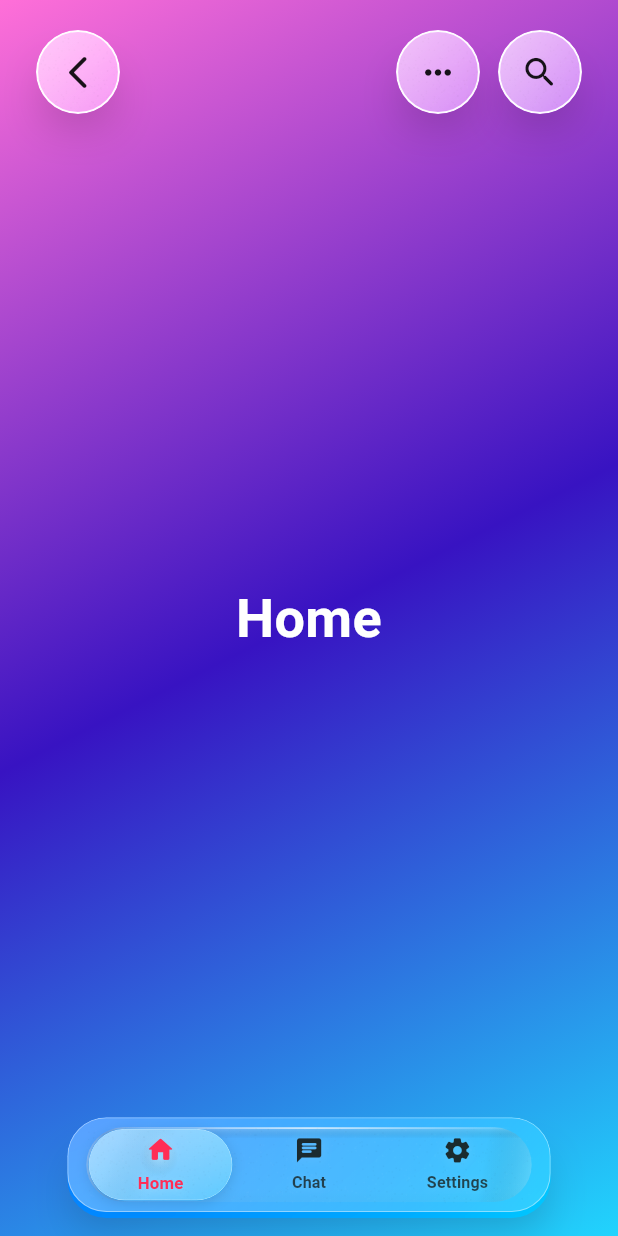
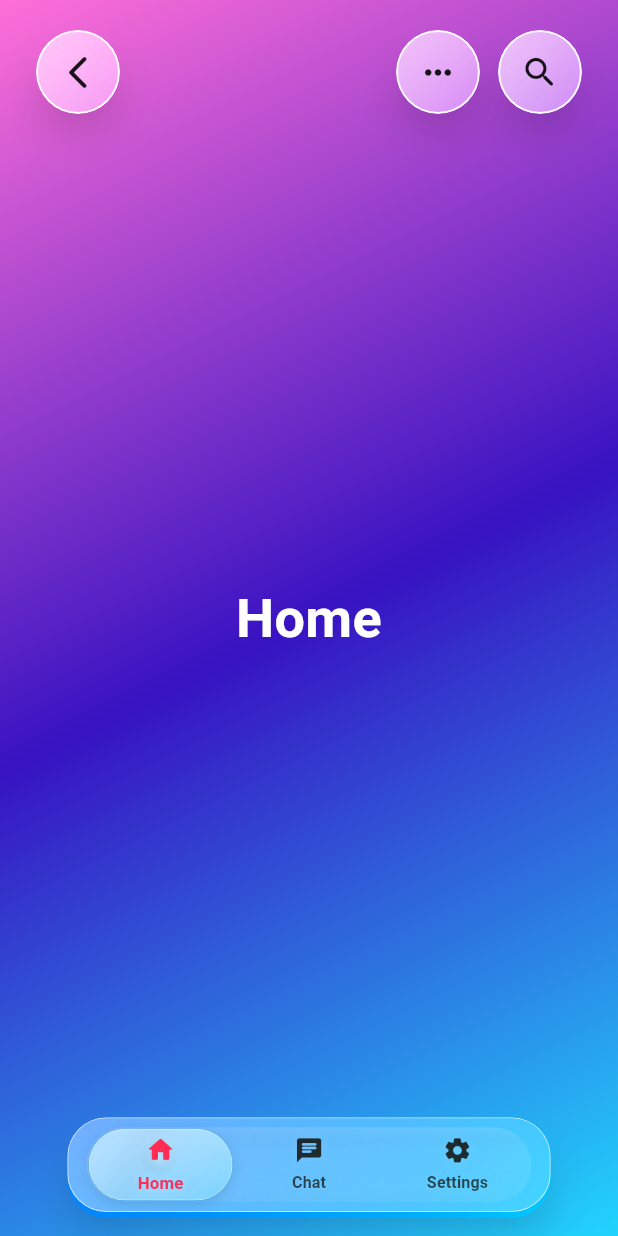
Before and after one commit to hame-dev/glass_bottom_navigation, a Flutter app: the screen it shows after launch, on a phone screen of 412 x 824 dp. Run offline on Flutter 3.47's test engine with Material 3 defaults, Android fonts, the phone set to English and light mode, and no system bars.

```diff
--- a/lib/nav_style.dart
+++ b/lib/nav_style.dart
@@ -167,11 +167,11 @@ class GlassBottomNavStyle {
   const GlassBottomNavStyle({
     this.pillTint = const Color(0xFFFFFFFF),
     this.pillBlurSigma = 46,
-    this.pillFilmStart = 0.32,
-    this.pillFilmEnd = 0.18,
-    this.pillBorderOpacity = 0.42,
+    this.pillFilmStart = 0.42,
+    this.pillFilmEnd = 0.26,
+    this.pillBorderOpacity = 0.62,
     this.showSpecularDot = false,
-    this.pillFrostOpacity = 0.06,
+    this.pillFrostOpacity = 0.09,
     this.backdropSaturation = 1.5,
     this.accent = const Color(0xFFFF2D55),
     this.height = 68,
@@ -185,10 +185,10 @@ class GlassBottomNavStyle {
     this.selectedInsetPx = 1,
     this.selectedCornerAuto = true,
     this.selectedBlurSigma = 44,
-    this.selectedStartOpacity = 0.42,
-    this.selectedEndOpacity = 0.24,
-    this.selectedBorderOpacity = 0.50,
-    this.selectedFrostOpacity = 0.14,
+    this.selectedStartOpacity = 0.50,
+    this.selectedEndOpacity = 0.30,
+    this.selectedBorderOpacity = 0.66,
+    this.selectedFrostOpacity = 0.16,
     this.selectedRadialOpacity = 0.14,
     this.selectedRadialRadiusFactor = 0.90,
     this.selectedRadialCenter = const Alignment(-0.020, -0.20),
@@ -1000,12 +1000,12 @@ class _FrostedPill extends StatelessWidget {
                           gradient: LinearGradient(
                             begin: Alignment.topLeft,
                             end: Alignment.bottomRight,
-                            stops: const [0.0, 0.12, 0.88, 1.0],
+                            stops: const [0.0, 0.30, 0.70, 1.0],
                             colors: [
-                              Colors.white.withValues(alpha: 0.30),
+                              Colors.white.withValues(alpha: 0.05),
                               Colors.transparent,
                               Colors.transparent,
-                              Colors.white.withValues(alpha: 0.18),
+                              Colors.white.withValues(alpha: 0.0),
                             ],
                           ),
                         ),
@@ -1018,31 +1018,12 @@ class _FrostedPill extends StatelessWidget {
                           gradient: LinearGradient(
                             begin: Alignment.topCenter,
                             end: Alignment.bottomCenter,
-                            stops: const [0.0, 0.15, 0.80, 1.0],
+                            stops: const [0.0, 0.30, 0.80, 1.0],
                             colors: [
-                              Colors.white.withValues(alpha: 0.22),
+                              Colors.white.withValues(alpha: 0.05),
                               Colors.transparent,
                               Colors.transparent,
                               Colors.black.withValues(alpha: 0.015),
-                            ],
-                          ),
-                        ),
-                      ),
-                    ),
-                    // Crisp bright top-edge highlight for the lensed glass rim.
-                    Positioned(
-                      top: 0,
-                      left: radius * 0.5,
-                      right: radius * 0.5,
-                      child: Container(
-                        height: 1.2,
-                        decoration: BoxDecoration(
-                          borderRadius: BorderRadius.circular(1),
-                          gradient: LinearGradient(
-                            colors: [
-                              Colors.white.withValues(alpha: 0),
-                              Colors.white.withValues(alpha: 0.65),
-                              Colors.white.withValues(alpha: 0),
                             ],
                           ),
                         ),
```
